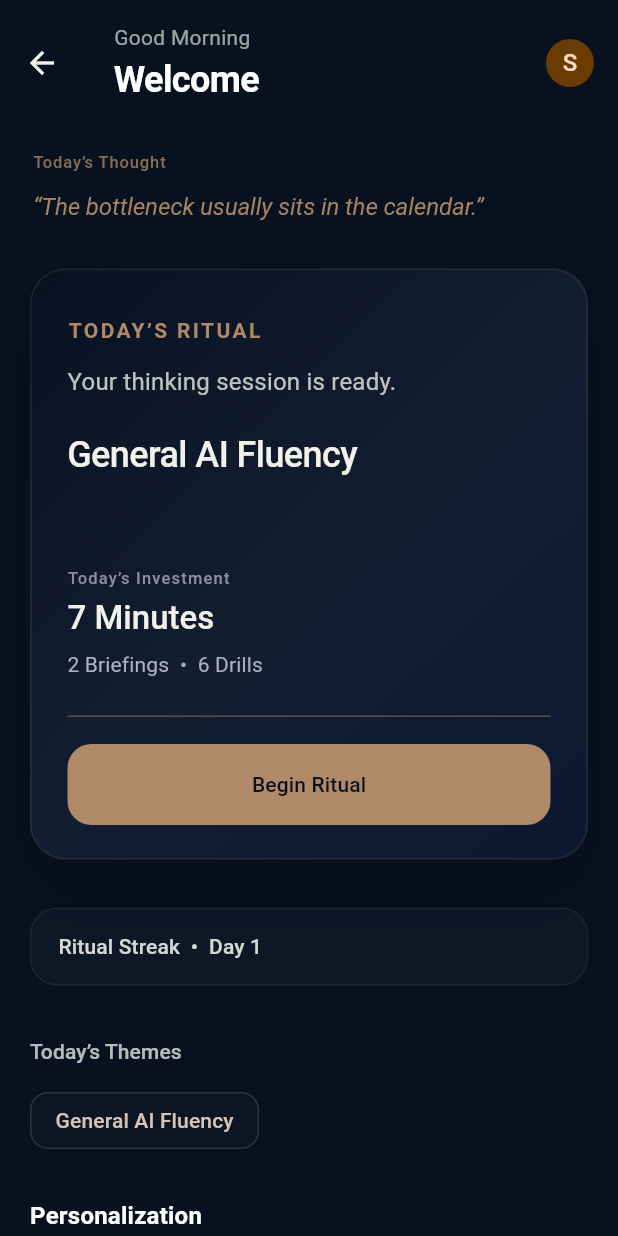
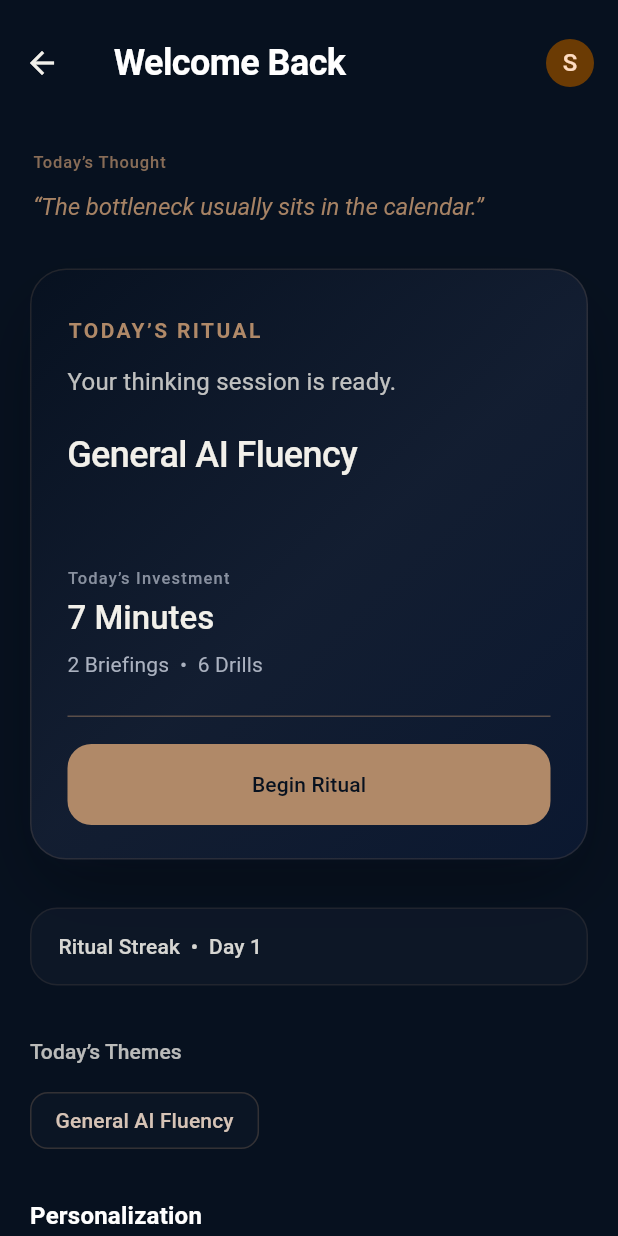
Before and after one commit to earthsongcreate-ux/Sivra, a Flutter app: the TodayScreen screen opened directly, on a phone screen of 412 x 824 dp. Run offline on Flutter 3.47's test engine with Material 3 defaults, Android fonts, the phone set to English and light mode, and no system bars; our stand-ins replace cloud_firestore, firebase_auth, firebase_core, shared_preferences; missing offline and left inert: purchases_flutter; accounts and stored records are empty; network calls fail.

Commit message:
Refine onboarding and today UX

```diff
--- a/apps/sivra/lib/screens/onboarding_screen.dart
+++ b/apps/sivra/lib/screens/onboarding_screen.dart
@@ -44,6 +44,7 @@ class _OnboardingScreenState extends State<OnboardingScreen> {
     'Investor',
     'Builder',
     'Marketing',
+    'Other',
   ];
 
   final Set<String> _selectedRoles = {};
@@ -557,7 +558,7 @@ class _RoleStep extends StatelessWidget {
                 SizedBox(height: 18),
                 Text(
                   'Choose up to three areas.\n'
-                  'Your daily ritual adapts to how you think.',
+                  'Sivra will tailor your daily thinking ritual around them.',
                   textAlign: TextAlign.center,
                   style: TextStyle(
                     color: SivraColors.mutedText,
--- a/apps/sivra/lib/screens/today_screen.dart
+++ b/apps/sivra/lib/screens/today_screen.dart
@@ -46,7 +46,9 @@ class TodayScreen extends StatefulWidget {
   final String? uid;
   final List<String>? initialFocusAreas;
   final bool? initialCompleted;
+  final String? initialFirstName;
   final bool loadRemote;
+  final DateTime? greetingTime;
   final ValueChanged<TodayDestinationData>? onDestinationDataChanged;
   final VoidCallback? onOpenProfile;
 
@@ -55,7 +57,9 @@ class TodayScreen extends StatefulWidget {
     this.uid,
     this.initialFocusAreas,
     this.initialCompleted,
+    this.initialFirstName,
     this.loadRemote = true,
+    this.greetingTime,
     this.onDestinationDataChanged,
     this.onOpenProfile,
   });
@@ -64,6 +68,8 @@ class TodayScreen extends StatefulWidget {
     super.key,
     this.initialFocusAreas = const <String>['Product strategy'],
     this.initialCompleted = false,
+    this.initialFirstName = 'Alex',
+    this.greetingTime,
   }) : uid = null,
        loadRemote = false,
        onDestinationDataChanged = null,
@@ -90,7 +96,7 @@ class _TodayScreenState extends State<TodayScreen> {
     if (!widget.loadRemote) {
       return _TodayState(
         uid: widget.uid,
-        firstName: 'Alex',
+        firstName: _firstName(widget.initialFirstName),
         focusAreas: focusAreas ?? const <String>[],
         entitlement: const EntitlementState.free(
           entitlementId: AppEnvironment.proEntitlementId,
@@ -139,7 +145,7 @@ class _TodayScreenState extends State<TodayScreen> {
 
     return _TodayState(
       uid: uid,
-      firstName: _firstName(profile?.firstName, user?.displayName),
+      firstName: _firstName(profile?.firstName),
       focusAreas: pack.focusAreas.isEmpty ? profileFocusAreas : pack.focusAreas,
       entitlement: entitlement,
       pack: pack,
@@ -159,15 +165,10 @@ class _TodayScreenState extends State<TodayScreen> {
     );
   }
 
-  String _firstName(String? profileName, String? displayName) {
+  String _firstName(String? profileName) {
     final profileFirstName = profileName?.trim();
     if (profileFirstName != null && profileFirstName.isNotEmpty) {
       return profileFirstName;
-    }
-
-    final trimmedDisplayName = displayName?.trim();
-    if (trimmedDisplayName != null && trimmedDisplayName.isNotEmpty) {
-      return trimmedDisplayName.split(RegExp(r'\s+')).first;
     }
 
     return 'there';
@@ -294,6 +295,7 @@ class _TodayScreenState extends State<TodayScreen> {
           onOpenPaywall: _openPaywall,
           openingPaywall: _openingPaywall,
           onOpenProfile: widget.onOpenProfile ?? () => _pushProfile(state),
+          greetingTime: widget.greetingTime ?? DateTime.now(),
         );
       },
     );
@@ -376,6 +378,7 @@ class _TodayContent extends StatelessWidget {
   final VoidCallback onOpenPaywall;
   final bool openingPaywall;
   final VoidCallback onOpenProfile;
+  final DateTime greetingTime;
 
   const _TodayContent({
     required this.state,
@@ -383,6 +386,7 @@ class _TodayContent extends StatelessWidget {
     required this.onOpenPaywall,
     required this.openingPaywall,
     required this.onOpenProfile,
+    required this.greetingTime,
   });
 
   @override
@@ -393,31 +397,21 @@ class _TodayContent extends StatelessWidget {
     final themes = state.focusAreas.isEmpty
         ? const <String>['General AI fluency']
         : state.focusAreas;
+    final greeting = _greetingFor(
+      greetingTime,
+      state.firstName == 'there' ? null : state.firstName,
+    );
 
     return Scaffold(
       appBar: AppBar(
         toolbarHeight: 84,
         titleSpacing: 20,
-        title: Column(
-          crossAxisAlignment: CrossAxisAlignment.start,
-          mainAxisSize: MainAxisSize.min,
-          children: [
-            Text(
-              'Good Morning',
-              style: textTheme.bodyMedium?.copyWith(
-                color: colors.onSurface.withValues(alpha: 0.64),
-                letterSpacing: 0.2,
-              ),
-            ),
-            const SizedBox(height: 2),
-            Text(
-              state.firstName == 'there' ? 'Welcome' : state.firstName,
-              style: textTheme.headlineSmall?.copyWith(
-                fontWeight: FontWeight.w600,
-                letterSpacing: -0.4,
-              ),
-            ),
-          ],
+        title: Text(
+          greeting,
+          style: textTheme.headlineSmall?.copyWith(
+            fontWeight: FontWeight.w600,
+            letterSpacing: -0.4,
+          ),
         ),
         actions: [
           IconButton(
@@ -509,6 +503,21 @@ class _TodayContent extends StatelessWidget {
     );
   }
 
+  static String _greetingFor(DateTime time, String? firstName) {
+    final trimmedName = firstName?.trim();
+    if (trimmedName == null || trimmedName.isEmpty) {
+      return 'Welcome Back';
+    }
+
+    final salutation = switch (time.hour) {
+      >= 5 && < 12 => 'Good Morning',
+      >= 12 && < 17 => 'Good Afternoon',
+      >= 17 && < 22 => 'Good Evening',
+      _ => 'Welcome Back',
+    };
+    return '$salutation, $trimmedName';
+  }
+
   static String _themeLabel(String value) {
     final normalized = value.trim().toLowerCase();
     if (normalized == 'infra & costs') {
@@ -557,9 +566,9 @@ class _DailyThought extends StatelessWidget {
           const SizedBox(height: 9),
           Text(
             '“${thought.quote}”',
-            maxLines: 1,
+            maxLines: 2,
             overflow: TextOverflow.ellipsis,
-            softWrap: false,
+            softWrap: true,
             strutStyle: const StrutStyle(
               fontSize: 16,
               height: 1.5,
```
Also changed, not shown: 1 other file.
